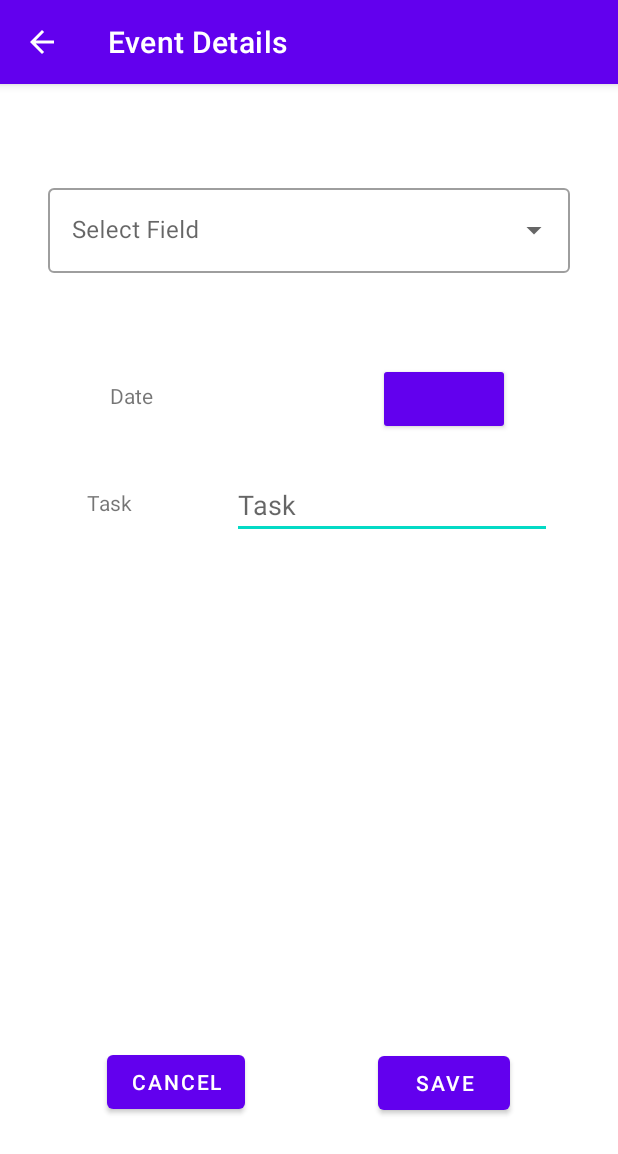
After one commit to Ahmet-Oral/Farm_Assistant-SeniorDesignProject, an Android app: the CalendarEventDetails screen opened directly, with no data from a screen before it, on a phone screen of 412 x 824 dp. The commit adds this screen. Shown: the top 1154 px of the screen. Run offline under Robolectric (Android 15) with nearby library versions, the phone set to English and light mode, and no system bars; our stand-ins replace Firebase (no records; nobody signed in at launch, a user with empty details on screens opened directly); 4 statements that could not run were skipped.

Commit message:
Major Calendar upgrade -Can now add, edit events in calendar -Re-designed the database to allow editing features -Fixed bugs

```diff
--- a/app/src/main/AndroidManifest.xml
+++ b/app/src/main/AndroidManifest.xml
@@ -12,9 +12,13 @@
         android:supportsRtl="true"
         android:theme="@style/Theme.SeniorDesignProject">
         <activity
+            android:name=".CalendarEventDetails"
+            android:exported="false"
+            android:parentActivityName=".Calendar"/>
+        <activity
             android:name=".AnimalsDetailedEdit"
             android:exported="false"
-            android:parentActivityName=".AnimalsDetailed"/>
+            android:parentActivityName=".AnimalsDetailed" />
         <activity
             android:name=".AnimalsDetailed"
             android:exported="false"
--- /dev/null
+++ b/app/src/main/java/com/example/seniordesignproject/CalendarEventDetails.java
@@ -0,0 +1,296 @@
+package com.example.seniordesignproject;
+
+import androidx.annotation.NonNull;
+import androidx.appcompat.app.AppCompatActivity;
+import androidx.appcompat.widget.Toolbar;
+
+import android.app.AlertDialog;
+import android.app.DatePickerDialog;
+import android.content.Intent;
+import android.os.Bundle;
+import android.view.View;
+import android.widget.ArrayAdapter;
+import android.widget.AutoCompleteTextView;
+import android.widget.Button;
+import android.widget.DatePicker;
+import android.widget.EditText;
+import android.widget.TextView;
+import android.widget.Toast;
+
+import com.google.android.material.textfield.TextInputLayout;
+import com.google.firebase.auth.FirebaseAuth;
+import com.google.firebase.database.DataSnapshot;
+import com.google.firebase.database.DatabaseError;
+import com.google.firebase.database.DatabaseReference;
+import com.google.firebase.database.FirebaseDatabase;
+import com.google.firebase.database.ValueEventListener;
+
+import java.lang.reflect.Field;
+import java.text.ParseException;
+import java.text.SimpleDateFormat;
+import java.time.Year;
+import java.util.ArrayList;
+import java.util.Date;
+import java.util.HashMap;
+
+public class CalendarEventDetails extends AppCompatActivity {
+    private Button datePicker_btn, save_btn, cancel_btn;
+    private DatePickerDialog datePickerDialog;
+    private String date_jan_dd_yyyy_str, clickedDate_extra, clickedTask_extra, eventKey_str, newType_str, date_dd_MM_yyyy_str, fieldKey_str;
+    private EditText task_et, field_et;
+    private TextInputLayout field_til;
+
+    ArrayList<String> field_list;
+    ArrayAdapter<String> adapterItems;
+    AutoCompleteTextView autoCompleteTxt;
+
+    FirebaseDatabase database;
+    DatabaseReference ref,ref_fieldList;
+
+    public void init() {
+        Toolbar toolbar = findViewById(R.id.toolbar_calendar_event_details);
+        setSupportActionBar(toolbar);
+        getSupportActionBar().setTitle("Event Details");
+        getSupportActionBar().setDisplayHomeAsUpEnabled(true);
+
+        clickedDate_extra = getIntent().getStringExtra("ClickedDate");
+        clickedTask_extra = getIntent().getStringExtra("ClickedTask");
+        System.out.println("EXTRA: "+ clickedDate_extra+" "+clickedTask_extra);
+
+        task_et = findViewById(R.id.calendar_event_details_Task_pt);
+        task_et.setText(clickedTask_extra);
+
+        field_til = findViewById(R.id.calendar_event_details_textInputLayout);
+        field_et = findViewById(R.id.calendar_event_details_auto_complete_txt);
+
+        field_list = new ArrayList<>();
+        field_list.add("None");
+        autoCompleteTxt = findViewById(R.id.calendar_event_details_auto_complete_txt);
+
+        save_btn = findViewById(R.id.calendar_event_details_Save_btn);
+        cancel_btn = findViewById(R.id.calendar_event_details_Cancel_btn);
+        datePicker_btn = findViewById(R.id.calendar_event_details_DatePicker_btn);
+        datePicker_btn.setText(clickedDate_extra);
+    }
+
+
+    @Override
+    protected void onCreate(Bundle savedInstanceState) {
+        super.onCreate(savedInstanceState);
+        setContentView(R.layout.activity_calendar_event_details);
+        init();
+        initDatePicker();
+
+        String userUid = FirebaseAuth.getInstance().getCurrentUser().getUid();
+        database = FirebaseDatabase.getInstance();
+        ref = database.getReference("Users/"+userUid+"/Events");
+
+
+        // Get list of fields from database and store them in field_list array list for dropdown menu
+        ref_fieldList = database.getReference("Users/"+userUid+"/Animals-Crops");
+        ref_fieldList.addValueEventListener(new ValueEventListener() {
+            @Override
+            public void onDataChange(@NonNull DataSnapshot snapshot) {
+                for(DataSnapshot ds: snapshot.getChildren()){
+                    field_list.add(ds.child("Name").getValue().toString());
+                }
+                adapterItems.notifyDataSetChanged();
+                System.out.println("fieldlist: "+field_list);
+            }
+            @Override
+            public void onCancelled(@NonNull DatabaseError error) {
+            }
+        });
+
+        // Define dropdown menu using values from field_lists
+        adapterItems = new ArrayAdapter<String>(this,R.layout.dropdown_menu, field_list);
+        autoCompleteTxt.setAdapter(adapterItems);
+
+
+        // Get the key of the selected event using date and task
+        // If there are other events with same date and task (highly unlikely) it will be buggy
+        ref.addValueEventListener(new ValueEventListener() {
+            @Override
+            public void onDataChange(@NonNull DataSnapshot snapshot) {
+                for(DataSnapshot ds: snapshot.getChildren()){
+                    // Get the key of an event with given date and task value
+                    // These extra values are taken from the listView in the calendar.class
+                    if (ds.child("Task").getValue().toString().equals(clickedTask_extra) && ds.child("Date dd-MM-yyyy").getValue().toString().equals(clickedDate_extra)){
+                        // Store the event key to be able to use while updating the database
+                        eventKey_str = ds.getKey();
+                        // Default hintText for dropdow is "Select Field"
+                        // If hintText for dropdown is default string, change it to the field from selected event
+                        if (field_til.getHint().toString().equals("Select Field")){
+                            field_til.setHint(ds.child("Field").getValue().toString());
+                        }
+                    }
+                }
+            }
+            @Override
+            public void onCancelled(@NonNull DatabaseError error) {
+            }
+        });
+
+        save_btn.setOnClickListener(v -> {
+            HashMap map = new HashMap();
+            // Update Field, Type and FieldKey only if new field is selected from spinner
+            if (!field_et.getText().toString().isEmpty()){
+                System.out.println("aaaaaaaaaaaaaaaaaaaa");
+                map.put("Field", field_et.getText().toString());
+
+                // Check TYPE of selected field to be able to update it correctly
+                // Get FieldKey and update it
+                ref_fieldList = database.getReference("Users/"+userUid+"/Animals-Crops");
+                ref_fieldList.addValueEventListener(new ValueEventListener() {
+                    @Override
+                    public void onDataChange(@NonNull DataSnapshot snapshot) {
+                        for(DataSnapshot ds: snapshot.getChildren()){
+                            // If selected field is defined in Animals-Crops node
+                            if(ds.child("Name").getValue().toString().equals(field_et.getText().toString())){
+                                // Get TYPE and Key of that field
+                                newType_str = ds.child("TYPE").getValue().toString();
+                                fieldKey_str = ds.getKey();
+                            }
+                            // If selected field is found in Animal-Crops, update database for new values
+                            // Else, update it as "None"
+                            HashMap map1 = new HashMap();
+                            if (newType_str!=null){
+                                map1.put("Type",newType_str);
+                            }else {
+                                map1.put("Type","None");
+                            }
+                            if (fieldKey_str!=null){
+                                map1.put("FieldKey",fieldKey_str);
+                            }else {
+                                map1.put("FieldKey","None");
+                            }
+                            // Use event_Key_str to update selected event
+                            ref = database.getReference("Users/"+userUid+"/Events");
+                            ref.child(eventKey_str).updateChildren(map1);
+                        }
+                    }
+                    @Override
+                    public void onCancelled(@NonNull DatabaseError error) {
+                    }
+                });
+            }
+
+            // Update task if task value is changed
+            if (!clickedTask_extra.equals(task_et.getText().toString())){
+                map.put("Task",task_et.getText().toString());
+            }
+
+            // Update Date and Date dd-MM-yyyy if date has been changed
+            if (date_dd_MM_yyyy_str != null){
+                // Convert dd-MM-yyyy date to milliseconds
+                String myDate = date_dd_MM_yyyy_str;
+                SimpleDateFormat sdf = new SimpleDateFormat("dd-MM-yyyy");
+                Date date = null;
+                try {
+                    date = sdf.parse(myDate);
+                } catch (ParseException e) {
+                    e.printStackTrace();
+                }
+                long millis = date.getTime();
+
+                map.put("Date",millis);
+                map.put("Date dd-MM-yyyy",date_dd_MM_yyyy_str);
+
+            }
+
+            //update the database using eventKey_str to update selected event
+            ref.child(eventKey_str).updateChildren(map);
+            Intent intent = new Intent(CalendarEventDetails.this, com.example.seniordesignproject.Calendar.class);
+            startActivity(intent);
+        });
+
+        cancel_btn.setOnClickListener(v -> {
+            Intent intent = new Intent(CalendarEventDetails.this, Calendar.class);
+            startActivity(intent);
+        });
+    }
+
+
+    public void openDatePicker(View view) {
+        datePickerDialog.show();
+    }
+
+    private void initDatePicker() {
+        DatePickerDialog.OnDateSetListener dateSetListener = new DatePickerDialog.OnDateSetListener() {
+            @Override
+            public void onDateSet(DatePicker view, int year, int month, int day) {
+                // Increase month by 1 because january equals to 0
+                month = month + 1;
+                // Format date to JAN-9-2022 style to update datePicker_btn text
+                date_jan_dd_yyyy_str = makeDateString(year,month,day);
+                datePicker_btn.setText(date_jan_dd_yyyy_str);
+                // Format date to dd_MM_yyyy to be able to check differences between dates
+                // It is in same format as dates in database
+                date_dd_MM_yyyy_str = makeDateString_dd_MM_yyyy(year,month,day);
+            }
+        };
+
+        // Split the date for displaying current events date in datePicker_btn
+        String[] tokens = clickedDate_extra.split("-");
+        int year = Integer.parseInt(tokens[2]);
+        int month = Integer.parseInt(tokens[1])-1;
+        int day = Integer.parseInt(tokens[0]);
+        int style = AlertDialog.THEME_HOLO_LIGHT;
+        // Update DatePicker with new values
+        datePickerDialog = new DatePickerDialog(this, style, dateSetListener, year, month, day);
+    }
+
+    // Convert date to dd_MM_yyyy format as str
+    private String makeDateString_dd_MM_yyyy(int year, int month, int day) {
+        String day_str, month_str, year_str;
+        if(day<10){
+            day_str = "0"+String.valueOf(day);
+        }else {
+            day_str = String.valueOf(day);
+        }
+        if(month<10){
+            month_str = "0"+String.valueOf(month);
+        }else {
+            month_str = String.valueOf(month);
+        }
+        year_str = String.valueOf(year);
+        return day_str+"-"+month_str+"-"+year_str;
+    }
+
+    // Convert date to JAN_dd_yyyy format as str
+    private String makeDateString(int year, int month, int day) {
+        return getMonthFormat(month) + "-" + day + "-" + year;
+    }
+
+    // Convert given int month value to str monht value
+    private String getMonthFormat(int month)
+    {
+        if(month == 1)
+            return "JAN";
+        if(month == 2)
+            return "FEB";
+        if(month == 3)
+            return "MAR";
+        if(month == 4)
+            return "APR";
+        if(month == 5)
+            return "MAY";
+        if(month == 6)
+            return "JUN";
+        if(month == 7)
+            return "JUL";
+        if(month == 8)
+            return "AUG";
+        if(month == 9)
+            return "SEP";
+        if(month == 10)
+            return "OCT";
+        if(month == 11)
+            return "NOV";
+        if(month == 12)
+            return "DEC";
+
+        //default should never happen
+        return "JAN";
+    }
+}
--- /dev/null
+++ b/app/src/main/res/layout/activity_calendar_event_details.xml
@@ -0,0 +1,106 @@
+<?xml version="1.0" encoding="utf-8"?>
+<androidx.constraintlayout.widget.ConstraintLayout xmlns:android="http://schemas.android.com/apk/res/android"
+    xmlns:app="http://schemas.android.com/apk/res-auto"
+    xmlns:tools="http://schemas.android.com/tools"
+    android:layout_width="match_parent"
+    android:layout_height="match_parent"
+    tools:context=".CalendarEventDetails">
+
+    <TextView
+        android:id="@+id/calendar_event_details_Task_tv"
+        android:layout_width="wrap_content"
+        android:layout_height="wrap_content"
+        android:layout_marginTop="52dp"
+        android:text="@string/str_calendar_event_details_Task"
+        app:layout_constraintEnd_toStartOf="@+id/calendar_event_details_Task_pt"
+        app:layout_constraintHorizontal_bias="0.464"
+        app:layout_constraintStart_toStartOf="parent"
+        app:layout_constraintTop_toBottomOf="@+id/calendar_event_details_Date_tv" />
+
+    <TextView
+        android:id="@+id/calendar_event_details_Date_tv"
+        android:layout_width="wrap_content"
+        android:layout_height="wrap_content"
+        android:layout_marginTop="72dp"
+        android:text="@string/str_calendar_event_details_Date"
+        app:layout_constraintEnd_toStartOf="@+id/calendar_event_details_DatePicker_btn"
+        app:layout_constraintHorizontal_bias="0.327"
+        app:layout_constraintStart_toStartOf="parent"
+        app:layout_constraintTop_toBottomOf="@+id/calendar_event_details_textInputLayout" />
+
+    <EditText
+        android:id="@+id/calendar_event_details_Task_pt"
+        android:layout_width="wrap_content"
+        android:layout_height="wrap_content"
+        android:layout_marginTop="24dp"
+        android:layout_marginEnd="44dp"
+        android:ems="10"
+        android:hint="@string/str_calendar_event_details_Task"
+        android:inputType="textPersonName"
+        app:layout_constraintEnd_toEndOf="parent"
+        app:layout_constraintTop_toBottomOf="@+id/calendar_event_details_DatePicker_btn" />
+
+    <include
+        android:id="@+id/toolbar_calendar_event_details"
+        layout="@layout/toolbar" />
+
+    <com.google.android.material.textfield.TextInputLayout
+        android:id="@+id/calendar_event_details_textInputLayout"
+        style="@style/Widget.MaterialComponents.TextInputLayout.OutlinedBox.ExposedDropdownMenu"
+        android:layout_width="match_parent"
+        android:layout_height="wrap_content"
+        android:layout_marginStart="32dp"
+        android:layout_marginTop="64dp"
+        android:layout_marginEnd="32dp"
+        android:hint="@string/str_calendar_event_details_SelectField"
+        app:layout_constraintEnd_toEndOf="parent"
+        app:layout_constraintStart_toStartOf="parent"
+        app:layout_constraintTop_toBottomOf="@+id/toolbar_calendar_event_details">
+
+        <AutoCompleteTextView
+            android:id="@+id/calendar_event_details_auto_complete_txt"
+            android:layout_width="match_parent"
+            android:layout_height="wrap_content"
+            android:inputType="none" />
+    </com.google.android.material.textfield.TextInputLayout>
+
+    <Button
+        android:id="@+id/calendar_event_details_DatePicker_btn"
+        style="@style/Widget.AppCompat.Button"
+        android:layout_width="wrap_content"
+        android:layout_height="wrap_content"
+        android:layout_marginTop="60dp"
+        android:layout_marginEnd="72dp"
+        android:onClick="openDatePicker"
+        android:text="@string/str_calendar_event_details_Date"
+        app:layout_constraintEnd_toEndOf="parent"
+        app:layout_constraintTop_toBottomOf="@+id/calendar_event_details_textInputLayout" />
+
+    <Button
+        android:id="@+id/calendar_event_details_Save_btn"
+        android:layout_width="wrap_content"
+        android:layout_height="wrap_content"
+        android:layout_marginTop="256dp"
+        android:layout_marginEnd="72dp"
+        android:text="@string/str_calendar_event_details_Save"
+        app:layout_constraintBottom_toBottomOf="parent"
+        app:layout_constraintEnd_toEndOf="parent"
+        app:layout_constraintTop_toBottomOf="@+id/calendar_event_details_Task_pt"
+        app:layout_constraintVertical_bias="0.514" />
+
+    <Button
+        android:id="@+id/calendar_event_details_Cancel_btn"
+        android:layout_width="wrap_content"
+        android:layout_height="wrap_content"
+        android:layout_marginTop="272dp"
+        android:layout_marginEnd="73dp"
+        android:text="@string/str_calendar_event_details_Cancel"
+        app:layout_constraintBottom_toBottomOf="parent"
+        app:layout_constraintEnd_toStartOf="@+id/calendar_event_details_Save_btn"
+        app:layout_constraintHorizontal_bias="0.82"
+        app:layout_constraintStart_toStartOf="parent"
+        app:layout_constraintTop_toBottomOf="@+id/calendar_event_details_Task_tv"
+        app:layout_constraintVertical_bias="0.507" />
+
+
+</androidx.constraintlayout.widget.ConstraintLayout>
--- a/app/src/main/res/values/strings.xml
+++ b/app/src/main/res/values/strings.xml
@@ -29,6 +29,15 @@
     <string name="str_calendar_new_event_Task">Task:</string>
     <string name="str_calendar_new_event_SelectField">Select Field</string>
     <string name="str_calendar_new_event_AddEvent">Add Event</string>
+    <!-- Calendar_event_details Activity -->
+    <string name="str_calendar_event_details_SelectField">Select Field</string>
+    <string name="str_calendar_event_details_Date">Date</string>
+    <string name="str_calendar_event_details_Task">Task</string>
+    <string name="str_calendar_event_details_Save">Save</string>
+    <string name="str_calendar_event_details_Cancel">Cancel</string>
+
+
+
     <!-- Crops Activity -->
     <string name="str_crops_new">new</string>
     <!-- Crops Add  - Crops Detailed Activity -->
@@ -61,8 +70,6 @@
     <string name="str_animals_detailed_edit_Save">Save</string>
 
 
-
-
     <!-- General Information Activity -->
 
     <!-- Settings Activity -->
```
Also changed, not shown: app/src/main/java/com/example/seniordesignproject/Calendar.java (+17 -8 lines), app/src/main/java/com/example/seniordesignproject/CalendarNewEvent.java (+49 -36 lines).
